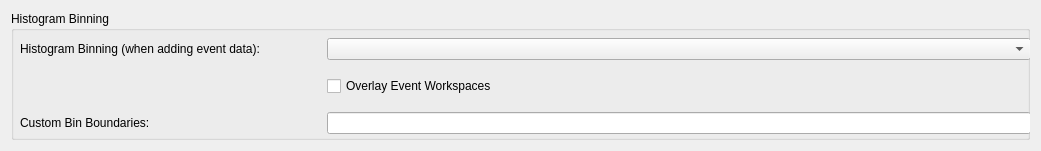
Before: the Qt Designer form scripts/Interface/ui/sans_isis/summation_settings_widget.ui in mantidproject/mantid, drawn with Qt 5.
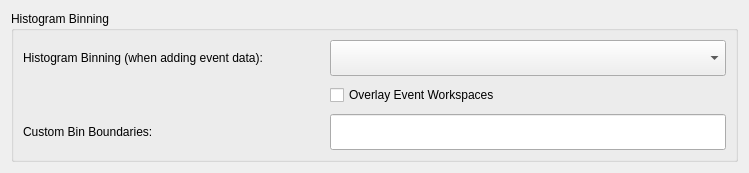
After: the same form once the commit is applied.

Commit message: Re #21097: Fixed scaling problems in summation settings widget.

What changed in the file:
```diff
--- a/scripts/Interface/ui/sans_isis/summation_settings_widget.ui
+++ b/scripts/Interface/ui/sans_isis/summation_settings_widget.ui
@@ -6,8 +6,8 @@
    <rect>
     <x>0</x>
     <y>0</y>
-    <width>1041</width>
-    <height>151</height>
+    <width>749</width>
+    <height>164</height>
    </rect>
   </property>
   <property name="windowTitle">
@@ -19,34 +19,15 @@
      <property name="title">
       <string>Histogram Binning</string>
      </property>
-     <widget class="QWidget" name="layoutWidget">
-      <property name="geometry">
-       <rect>
-        <x>9</x>
-        <y>20</y>
-        <width>1011</width>
-        <height>112</height>
-       </rect>
-      </property>
-      <layout class="QGridLayout" name="histogramBinLayout">
-       <item row="2" column="1">
-        <widget class="QLineEdit" name="customBinBoundariesLineEdit"/>
-       </item>
-       <item row="2" column="0">
-        <widget class="QLabel" name="customBinLabel">
-         <property name="minimumSize">
-          <size>
-           <width>161</width>
-           <height>0</height>
-          </size>
-         </property>
-         <property name="text">
-          <string>Custom Bin Boundaries:</string>
-         </property>
-        </widget>
-       </item>
+     <layout class="QGridLayout" name="gridLayout_2" columnstretch="0,1">
        <item row="0" column="0">
         <widget class="QLabel" name="histogramBinningLabel">
+        <property name="sizePolicy">
+         <sizepolicy hsizetype="Expanding" vsizetype="Preferred">
+          <horstretch>0</horstretch>
+          <verstretch>0</verstretch>
+         </sizepolicy>
+        </property>
          <property name="minimumSize">
           <size>
            <width>301</width>
@@ -58,8 +39,30 @@
          </property>
         </widget>
        </item>
+      <item row="0" column="1">
+       <widget class="QComboBox" name="binningType">
+        <property name="sizePolicy">
+         <sizepolicy hsizetype="Expanding" vsizetype="Fixed">
+          <horstretch>0</horstretch>
+          <verstretch>0</verstretch>
+         </sizepolicy>
+        </property>
+        <property name="minimumSize">
+         <size>
+          <width>200</width>
+          <height>36</height>
+         </size>
+        </property>
+       </widget>
+      </item>
        <item row="1" column="1">
         <widget class="QCheckBox" name="overlayEventWorkspacesCheckbox">
+        <property name="sizePolicy">
+         <sizepolicy hsizetype="Expanding" vsizetype="Fixed">
+          <horstretch>0</horstretch>
+          <verstretch>0</verstretch>
+         </sizepolicy>
+        </property>
          <property name="minimumSize">
           <size>
            <width>211</width>
@@ -71,18 +74,36 @@
          </property>
         </widget>
        </item>
-       <item row="0" column="1">
-        <widget class="QComboBox" name="binningType">
+      <item row="2" column="0">
+       <widget class="QLabel" name="customBinLabel">
+        <property name="sizePolicy">
+         <sizepolicy hsizetype="Expanding" vsizetype="Preferred">
+          <horstretch>0</horstretch>
+          <verstretch>0</verstretch>
+         </sizepolicy>
+        </property>
          <property name="minimumSize">
           <size>
-           <width>671</width>
+          <width>161</width>
            <height>0</height>
+         </size>
+        </property>
+        <property name="text">
+         <string>Custom Bin Boundaries:</string>
+        </property>
+       </widget>
+      </item>
+      <item row="2" column="1">
+       <widget class="QLineEdit" name="customBinBoundariesLineEdit">
+        <property name="minimumSize">
+         <size>
+          <width>200</width>
+          <height>36</height>
           </size>
          </property>
         </widget>
        </item>
       </layout>
-     </widget>
     </widget>
    </item>
   </layout>
```
Lines whose indentation alone changed are shown as unchanged. The commit also changes 1 other file.
